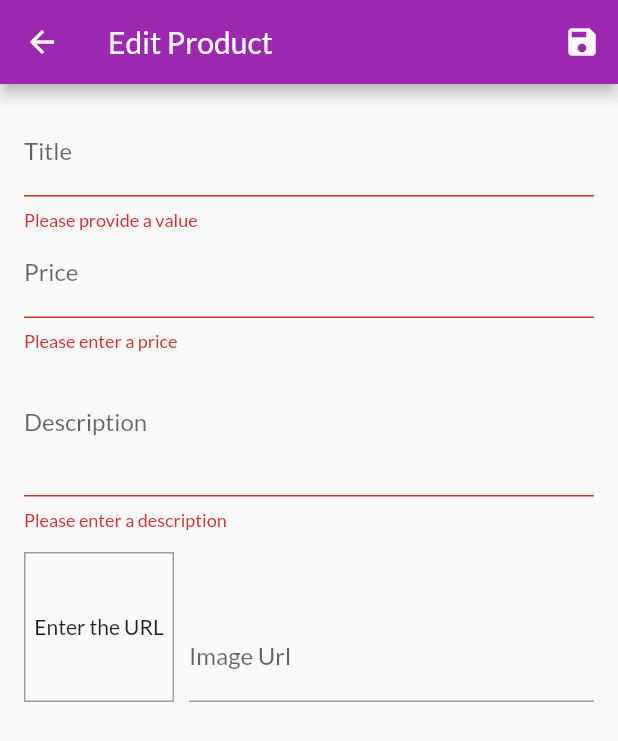
After one commit to Mohd-Mahin/shopping_app, a Flutter app: the EditProductScreen screen opened by its route, after a tap on the "save" icon, on a phone screen of 412 x 824 dp. The commit adds this screen. Shown: the top 741 px of the screen. Run offline on Flutter 3.47's test engine with Material 2 defaults, Android fonts, the phone set to English and light mode, and no system bars; network calls fail.

Commit message:
validation and add product functionality added

```diff
--- a/lib/provider/products.dart
+++ b/lib/provider/products.dart
@@ -58,8 +58,19 @@ class Products with ChangeNotifier {
     notifyListeners();
   }
 
-  void addProduct(Product value) {
-    _products.add(value);
+  void addProduct(
+    String title,
+    String description,
+    double price,
+    String imageUrl,
+  ) {
+    final newProduct = Product(
+        id: DateTime.now().toString(),
+        title: title,
+        description: description,
+        price: price,
+        imageUrl: imageUrl);
+    _products.add(newProduct);
     notifyListeners();
   }
 
--- /dev/null
+++ b/lib/screens/edit_product_screen.dart
@@ -0,0 +1,177 @@
+import 'package:flutter/material.dart';
+import 'package:provider/provider.dart';
+import '../provider/product.dart';
+import '../provider/products.dart';
+
+class EditProductScreen extends StatefulWidget {
+  static const routeName = '/edit-product';
+  const EditProductScreen({Key? key}) : super(key: key);
+
+  @override
+  State<EditProductScreen> createState() => _EditProductScreenState();
+}
+
+class _EditProductScreenState extends State<EditProductScreen> {
+  final _priceFocusNode = FocusNode();
+  final _descriptionFocusNode = FocusNode();
+  final _imageUrlController = TextEditingController();
+  final _imageUrlFocusNode = FocusNode();
+  final _form = GlobalKey<FormState>();
+
+  late String title;
+  late double price;
+  late String description;
+  late String imageUrl;
+
+  @override
+  void initState() {
+    _imageUrlFocusNode.addListener(_updateImageUrl);
+    super.initState();
+  }
+
+  void _updateImageUrl() {
+    if (!_imageUrlFocusNode.hasFocus) {
+      var value = _imageUrlController.text;
+      if ((!value.startsWith('http') && !value.startsWith('https'))) {
+        return;
+      }
+      setState(() {});
+    }
+  }
+
+  @override
+  void dispose() {
+    _imageUrlFocusNode.removeListener(_updateImageUrl);
+    _priceFocusNode.dispose();
+    _descriptionFocusNode.dispose();
+    _imageUrlController.dispose();
+    _imageUrlFocusNode.dispose();
+    super.dispose();
+  }
+
+  void _saveForm() {
+    final isFormValid = _form.currentState!.validate();
+    if (!isFormValid) {
+      return;
+    }
+    _form.currentState?.save();
+    Provider.of<Products>(context, listen: false).addProduct(
+      title,
+      description,
+      price,
+      imageUrl,
+    );
+    Navigator.of(context).pop();
+  }
+
+  @override
+  Widget build(BuildContext context) {
+    return Scaffold(
+      appBar: AppBar(
+        title: const Text('Edit Product'),
+        actions: [
+          IconButton(
+            onPressed: _saveForm,
+            icon: const Icon(Icons.save),
+          )
+        ],
+      ),
+      body: Padding(
+        padding: const EdgeInsets.all(16.0),
+        child: Form(
+          key: _form,
+          child: ListView(
+            children: [
+              TextFormField(
+                decoration: const InputDecoration(labelText: 'Title'),
+                textInputAction: TextInputAction.next,
+                onFieldSubmitted: (_) =>
+                    FocusScope.of(context).requestFocus(_priceFocusNode),
+                onSaved: (value) => {
+                  if (value != null) title = value,
+                },
+                validator: (value) {
+                  if (value!.isEmpty) {
+                    return 'Please provide a value';
+                  }
+                  return null;
+                },
+              ),
+              TextFormField(
+                decoration: const InputDecoration(labelText: 'Price'),
+                keyboardType: TextInputType.number,
+                textInputAction: TextInputAction.next,
+                focusNode: _priceFocusNode,
+                onSaved: (value) => price = double.parse(value as String),
+                onFieldSubmitted: (_) =>
+                    FocusScope.of(context).requestFocus(_descriptionFocusNode),
+                validator: (String? value) {
+                  if (value!.isEmpty) {
+                    return 'Please enter a price';
+                  }
+                  if (double.tryParse(value) == null) {
+                    return 'Please enter a valid number';
+                  }
+                  if (double.parse(value) <= 0) {
+                    return 'Please enter value greater than 0';
+                  }
+                },
+              ),
+              TextFormField(
+                decoration: const InputDecoration(label: Text('Description')),
+                keyboardType: TextInputType.multiline,
+                maxLines: 3,
+                onSaved: (value) => {if (value != null) description = value},
+                focusNode: _descriptionFocusNode,
+                validator: (value) {
+                  if (value!.isEmpty) return 'Please enter a description';
+                  if (value.length < 10) {
+                    return 'Should be atleast 10 character long';
+                  }
+                },
+              ),
+              Row(
+                crossAxisAlignment: CrossAxisAlignment.end,
+                children: [
+                  Container(
+                    decoration:
+                        BoxDecoration(border: Border.all(color: Colors.grey)),
+                    width: 100,
+                    height: 100,
+                    margin: const EdgeInsets.only(top: 15, right: 10),
+                    child: _imageUrlController.text.isNotEmpty
+                        ? FittedBox(
+                            fit: BoxFit.contain,
+                            child: Image.network(_imageUrlController.text),
+                          )
+                        : const Center(
+                            child: Text(
+                              'Enter the URL',
+                              textAlign: TextAlign.center,
+                            ),
+                          ),
+                  ),
+                  Expanded(
+                    child: TextFormField(
+                      decoration: const InputDecoration(labelText: 'Image Url'),
+                      keyboardType: TextInputType.url,
+                      textInputAction: TextInputAction.done,
+                      controller: _imageUrlController,
+                      onFieldSubmitted: (_) {
+                        setState(() {});
+                        _saveForm();
+                      },
+                      focusNode: _imageUrlFocusNode,
+                      onSaved: (value) => {if (value != null) imageUrl = value},
+                      validator: (value) {},
+                    ),
+                  )
+                ],
+              )
+            ],
+          ),
+        ),
+      ),
+    );
+  }
+}
--- a/lib/widgets/app_drawer.dart
+++ b/lib/widgets/app_drawer.dart
@@ -1,5 +1,6 @@
 import 'package:flutter/material.dart';
 import 'package:shopping_app/screens/orders_screen.dart';
+import 'package:shopping_app/screens/user_products_screen.dart';
 
 class AppDrawer extends StatelessWidget {
   const AppDrawer({Key? key}) : super(key: key);
@@ -29,6 +30,15 @@ class AppDrawer extends StatelessWidget {
               Navigator.of(context)
                   .pushReplacementNamed(OrdersScreen.routeName);
             },
+          ),
+          const Divider(),
+          ListTile(
+            leading: const Icon(Icons.edit),
+            title: const Text('Manage Products'),
+            onTap: () {
+              Navigator.of(context)
+                  .pushReplacementNamed(UserProductsScreen.routeName);
+            },
           )
         ],
       ),
```
Also changed, not shown: lib/main.dart (+6 -2 lines), lib/screens/user_products_screen.dart (added, +39 -0 lines), lib/widgets/user_product_item.dart (added, +44 -0 lines).
